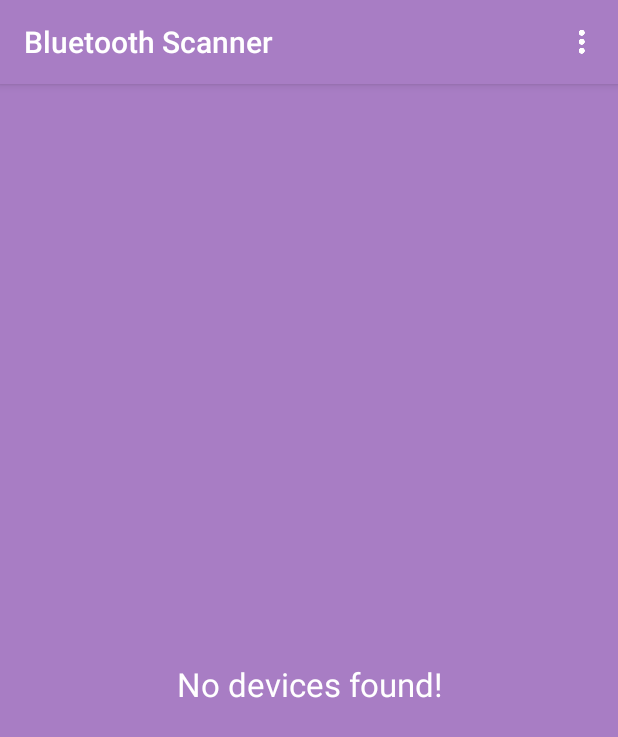
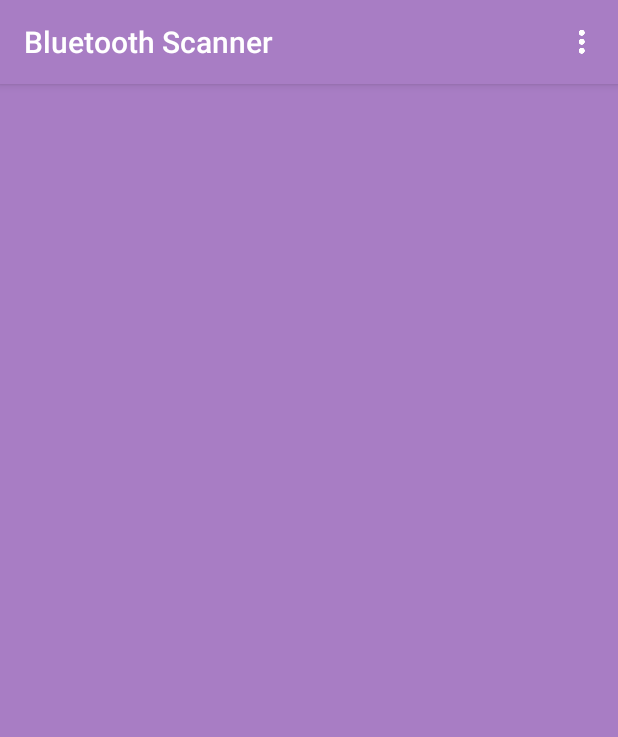
Before and after one commit to SarahSami/Bluetooth-Scanner, an Android app: the screen it shows after launch once a user with an empty profile is signed in (MainActivity), on a phone screen of 412 x 824 dp. Shown: the top 737 px of the screen. Run offline under Robolectric (Android 15) with nearby library versions, the light colour scheme and no system bars; our stand-ins replace Firebase (no records; nobody signed in at launch, a user with empty details on screens opened directly).

Commit message:
show list of bluetooth devices

```diff
--- a/app/src/main/AndroidManifest.xml
+++ b/app/src/main/AndroidManifest.xml
@@ -1,6 +1,7 @@
 <manifest xmlns:android="http://schemas.android.com/apk/res/android"
     package="com.ilaps.androidtest">
 
+    <uses-permission android:name="android.permission.ACCESS_COARSE_LOCATION"/>
     <uses-permission android:name="android.permission.ACCESS_NETWORK_STATE" />
     <uses-permission android:name="android.permission.BLUETOOTH_ADMIN" />
     <uses-permission android:name="android.permission.INTERNET" />
--- a/app/src/main/java/com/ilaps/androidtest/ui/MainActivity.java
+++ b/app/src/main/java/com/ilaps/androidtest/ui/MainActivity.java
@@ -10,13 +10,12 @@ import android.os.Bundle;
 import android.support.v7.app.AppCompatActivity;
 import android.support.v7.widget.LinearLayoutManager;
 import android.support.v7.widget.RecyclerView;
-import android.util.Log;
 import android.view.Menu;
 import android.view.MenuInflater;
 import android.view.MenuItem;
 import android.view.View;
 import android.widget.ProgressBar;
-import android.widget.TextView;
+import android.widget.Toast;
 
 import com.google.firebase.auth.FirebaseAuth;
 import com.ilaps.androidtest.R;
@@ -33,7 +32,6 @@ public class MainActivity extends AppCompatActivity {
     private ProgressBar progressBar;
     private BluetoothDevicesAdapter mAdapter;
     private RecyclerView mRecyclerView;
-    private TextView emptyListViewMsg;
     private List<String> devicesNames;
 
 
@@ -56,8 +54,6 @@ public class MainActivity extends AppCompatActivity {
         registerReceiver(bluetoothDiscoveryReceiver, filter);
         bluetoothAdapter.startDiscovery();
 
-        emptyListViewMsg = (TextView) findViewById(R.id.no_devices);
-
         mRecyclerView = (RecyclerView) findViewById(R.id.recycler_view);
         LinearLayoutManager mLayoutManager = new LinearLayoutManager(this);
         mRecyclerView.setLayoutManager(mLayoutManager);
@@ -65,8 +61,10 @@ public class MainActivity extends AppCompatActivity {
         mAdapter = new BluetoothDevicesAdapter(this, devicesNames);
         mRecyclerView.setAdapter(mAdapter);
 
-        updateDevices();
-
+        if(bluetoothAdapter == null || !bluetoothAdapter.isEnabled()){
+            Toast.makeText(this,getString(R.string.enable_bluetooth),Toast.LENGTH_SHORT).show();
+            moveTaskToBack(true);
+        }
     }
 
 
@@ -99,6 +97,7 @@ public class MainActivity extends AppCompatActivity {
     private void logout() {
         FirebaseAuth firebaseAuth = FirebaseAuth.getInstance();
         firebaseAuth.signOut();
+        finish();
         startActivity(new Intent(MainActivity.this, LoginActivity.class));
     }
 
@@ -108,46 +107,9 @@ public class MainActivity extends AppCompatActivity {
         super.onDestroy();
     }
 
-    private void checkEmptyList() {
-        if (mAdapter.getItemCount() == 0) {
-            emptyListViewMsg.setVisibility(View.VISIBLE);
-        } else {
-            emptyListViewMsg.setVisibility(View.GONE);
-        }
-    }
 
     private void updateDevices() {
-//        devicesNames.add("one");
-//        devicesNames.add("one");
-//        devicesNames.add("two");
-//        devicesNames.add("two");
-//        devicesNames.add("three");
-//        devicesNames.add("three");
-//        devicesNames.add("four");
-//        devicesNames.add("four");
-//        devicesNames.add("five");
-//        devicesNames.add("five");
-//        devicesNames.add("six");
-//        devicesNames.add("six");
-//        devicesNames.add("seven");
-//        devicesNames.add("seven");
-//        devicesNames.add("eight");
-//        devicesNames.add("eight");
-//        devicesNames.add("nine");
-//        devicesNames.add("nine");
-//        devicesNames.add("ten");
-//        devicesNames.add("ten");
-//        devicesNames.add("aaa");
-//        devicesNames.add("bb");
-//        devicesNames.add("ccc");
-//        devicesNames.add("ddd");
-//        devicesNames.add("eee");
-//        devicesNames.add("offffne");
-//        devicesNames.add("ggggg");
-//        devicesNames.add("onhhhhe");
-
         mAdapter.notifyDataSetChanged();
-        checkEmptyList();
     }
 
 
@@ -164,7 +126,6 @@ public class MainActivity extends AppCompatActivity {
 
             } else if (BluetoothDevice.ACTION_FOUND.equals(action)) {
                 BluetoothDevice device = intent.getParcelableExtra(BluetoothDevice.EXTRA_DEVICE);
-                Log.d("device found", device.getName());
                 devicesNames.add(device.getName());
                 updateDevices();
             }
--- a/app/src/main/res/layout/activity_main.xml
+++ b/app/src/main/res/layout/activity_main.xml
@@ -13,15 +13,7 @@
         android:layout_margin="16dp"
         android:scrollbars="vertical" />
 
-    <TextView
-        android:id="@+id/no_devices"
-        android:layout_width="match_parent"
-        android:layout_height="match_parent"
-        android:text="@string/no_devices_found"
-        android:textAppearance="@android:style/TextAppearance.Large"
-        android:textColor="@color/white"
-        android:visibility="gone"
-        android:gravity="center"/>
+
 
 
 </LinearLayout>
--- a/app/src/main/res/values/strings.xml
+++ b/app/src/main/res/values/strings.xml
@@ -12,5 +12,6 @@
     <string name="no_devices_found">No devices found!</string>
     <string name="logout">Logout</string>
     <string name="reset_password">Reset Password</string>
+    <string name="enable_bluetooth">Please turn-on bluetooth</string>
     <string name="reset_password_success">You will receive an email with instruction to reset password</string>
 </resources>
```
